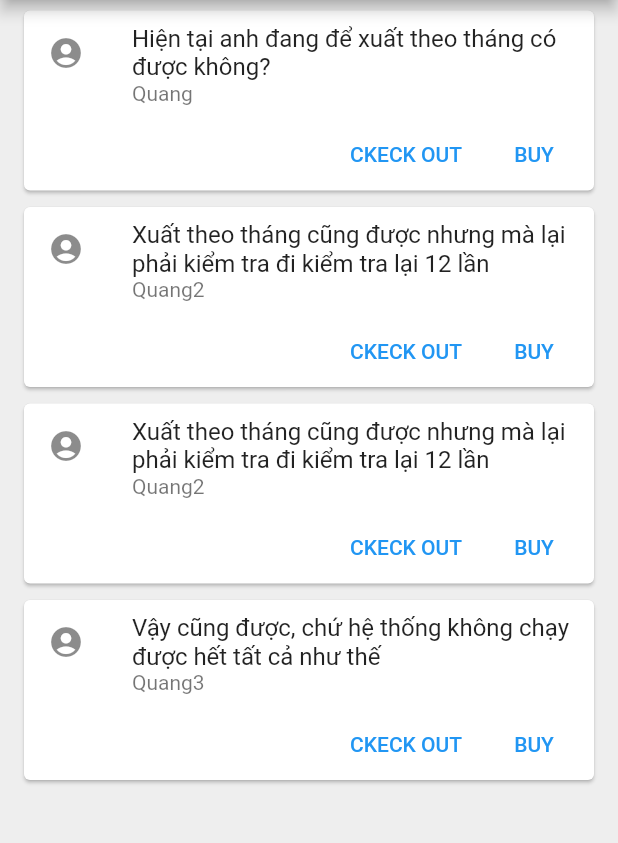
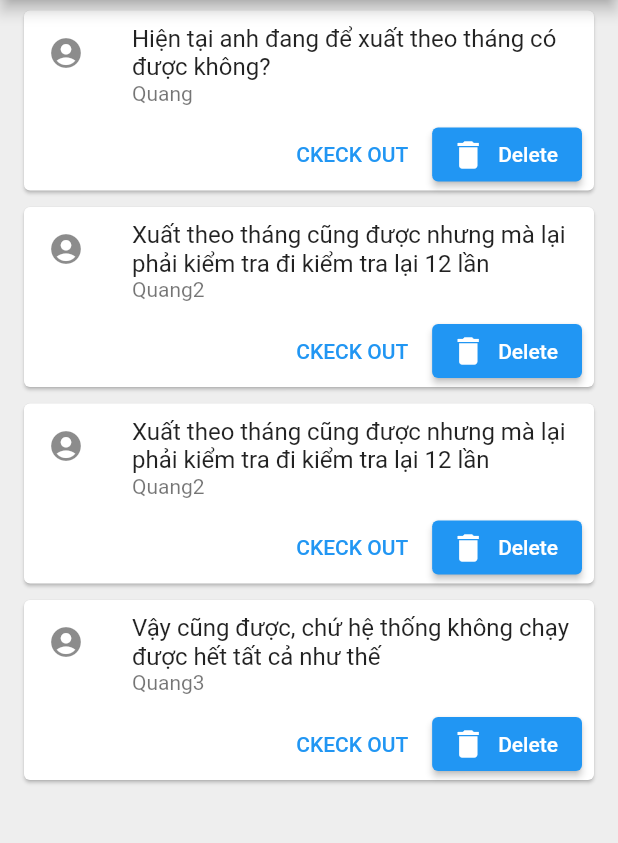
Before and after one commit to chq1993/quotes_app, a Flutter app: the screen it shows after launch, on a phone screen of 412 x 824 dp, the part 84-927 px from its top. Run offline on Flutter 3.47's test engine with Material 2 defaults, Android fonts, the phone set to English and light mode, and no system bars.

Commit message:
add Card template and Extracting Widgets

```diff
--- a/lib/main.dart
+++ b/lib/main.dart
@@ -65,7 +65,14 @@ class _QuoteListState extends State<QuoteList> {
       ),
       body: Column(
         children:
-        quotes.map((e) => QuoteCard(quote: e)).toList()
+        quotes.map((e) => QuoteCard(
+            quote: e,
+          delete:(){
+          setState(() {
+            quotes.remove(e);
+          });
+          }
+        )).toList()
       ),
     );
   }
--- a/lib/quote_card.dart
+++ b/lib/quote_card.dart
@@ -4,7 +4,8 @@ import 'quote.dart';
 class QuoteCard extends StatelessWidget {
 
   final Quote quote;
-  QuoteCard({required this.quote});
+  final VoidCallback delete;
+  QuoteCard({required this.quote, required this.delete});
   @override
   Widget build(BuildContext context) {
     return Center(
@@ -27,9 +28,10 @@ class QuoteCard extends StatelessWidget {
                     onPressed: () {/* ... */},
                   ),
                   const SizedBox(width: 8),
-                  TextButton(
-                    child: const Text('BUY'),
-                    onPressed: () {/* ... */},
+                  ElevatedButton.icon(
+                    onPressed: delete,
+                    label: Text('Delete'),
+                    icon: Icon(Icons.delete),
                   ),
                   const SizedBox(width: 8),
                 ],
```
